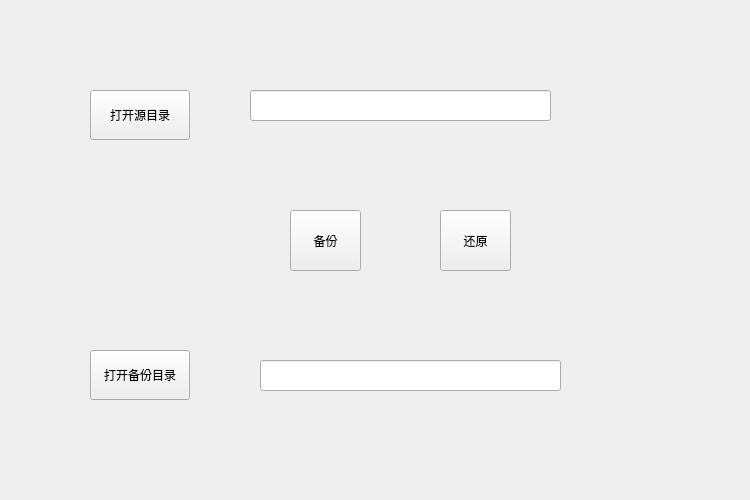
Old version of the form NMS_save_backups/menu.ui in the repository Xavier-Su/File_backup.
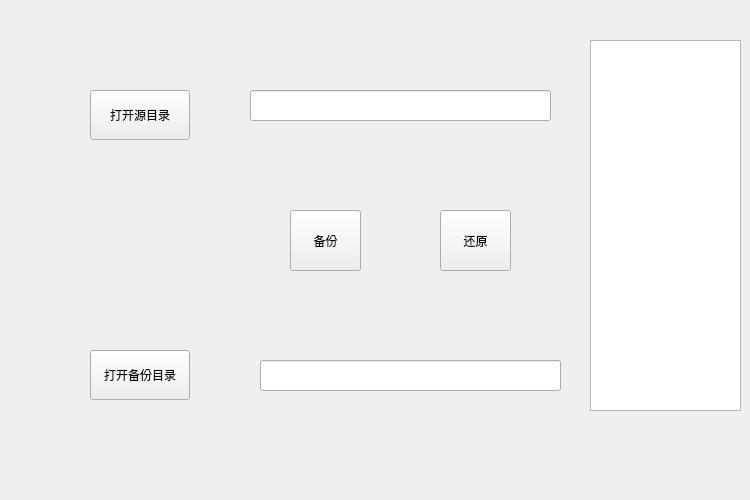
New version of the form.

Commit message:
添加部分提示框
添加部分提示框

```diff
--- a/NMS_save_backups/menu.ui
+++ b/NMS_save_backups/menu.ui
@@ -91,6 +91,16 @@
     <string>还原</string>
    </property>
   </widget>
+  <widget class="QListWidget" name="listWidget">
+   <property name="geometry">
+    <rect>
+     <x>590</x>
+     <y>40</y>
+     <width>151</width>
+     <height>371</height>
+    </rect>
+   </property>
+  </widget>
  </widget>
  <resources/>
  <connections/>
```
The commit also changes 1 other file.
